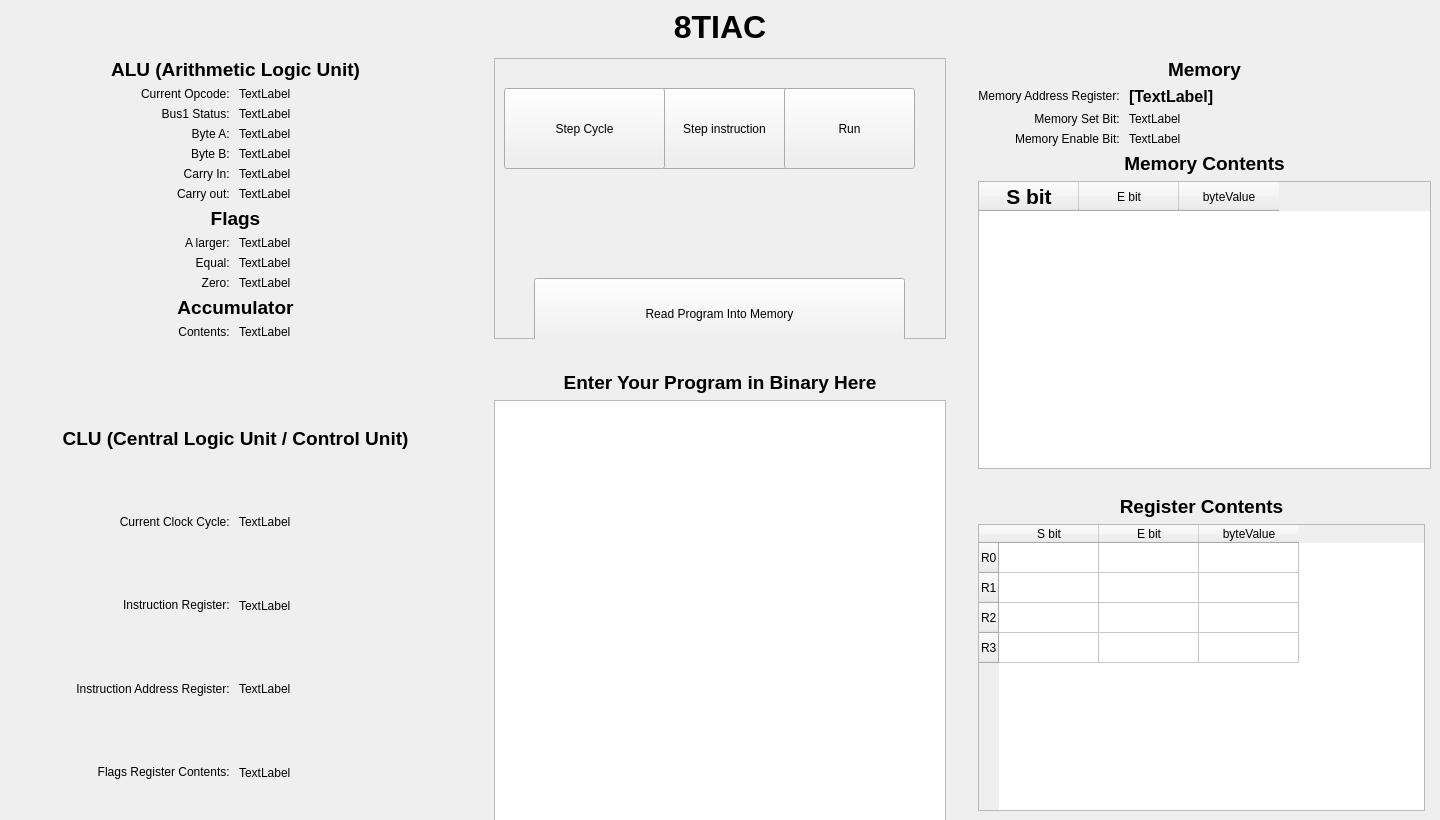
Above: python_pc/v0.2/front_end/design.ui from jmparlett/8TIAC before the change. Below: the same form after it.
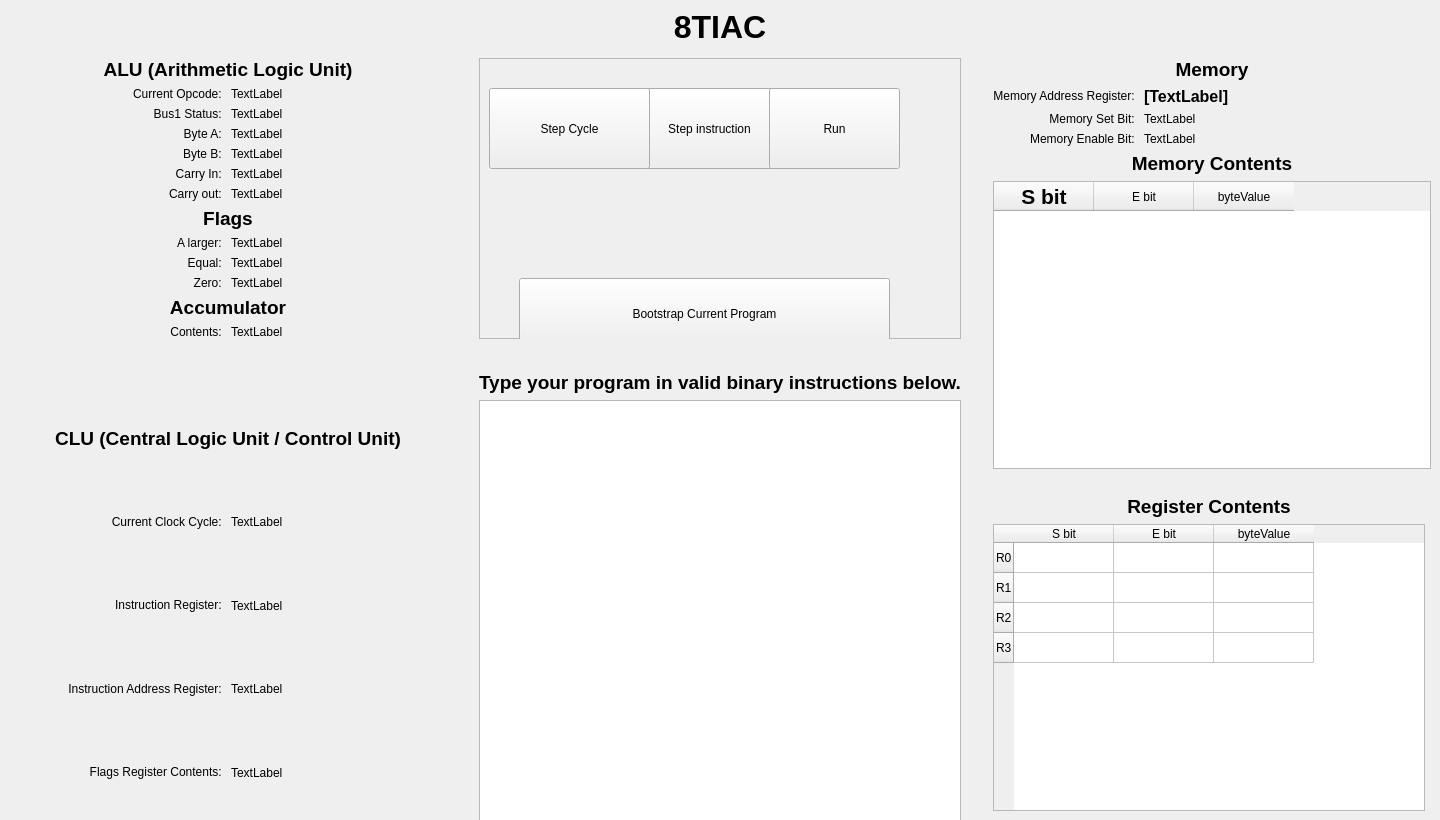
That is the form after the change.

What changed in the file:
```diff
--- a/python_pc/v0.2/front_end/design.ui
+++ b/python_pc/v0.2/front_end/design.ui
@@ -78,7 +78,7 @@
         </rect>
        </property>
        <property name="text">
-        <string>Read Program Into Memory</string>
+        <string>Bootstrap Current Program</string>
        </property>
       </widget>
       <widget class="QLabel" name="errorLabel">
@@ -284,7 +284,7 @@
     <item row="5" column="2">
      <widget class="QLabel" name="programTextBoxLable">
       <property name="text">
-       <string>&lt;html&gt;&lt;head/&gt;&lt;body&gt;&lt;p align=&quot;center&quot;&gt;&lt;span style=&quot; font-size:14pt; font-weight:600;&quot;&gt;Enter Your Program in Binary Here&lt;/span&gt;&lt;/p&gt;&lt;/body&gt;&lt;/html&gt;</string>
+       <string>&lt;html&gt;&lt;head/&gt;&lt;body&gt;&lt;p align=&quot;center&quot;&gt;&lt;span style=&quot; font-size:14pt; font-weight:600;&quot;&gt;Type your program in valid binary instructions below.&lt;/span&gt;&lt;/p&gt;&lt;/body&gt;&lt;/html&gt;</string>
       </property>
      </widget>
     </item>
```
